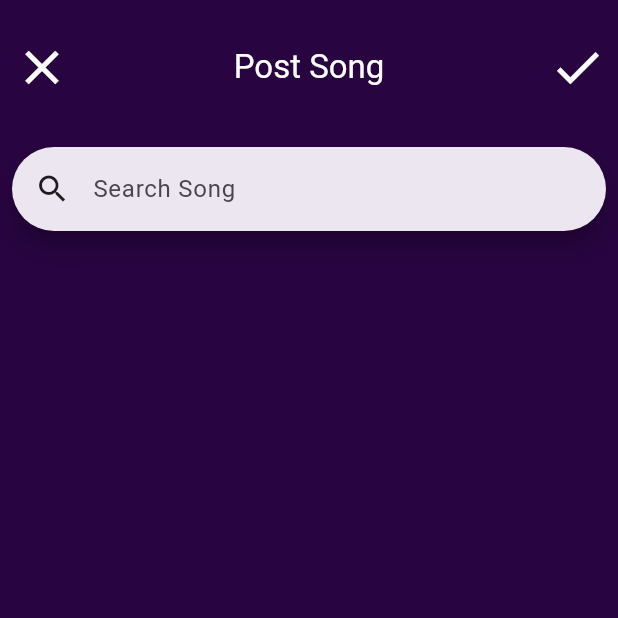
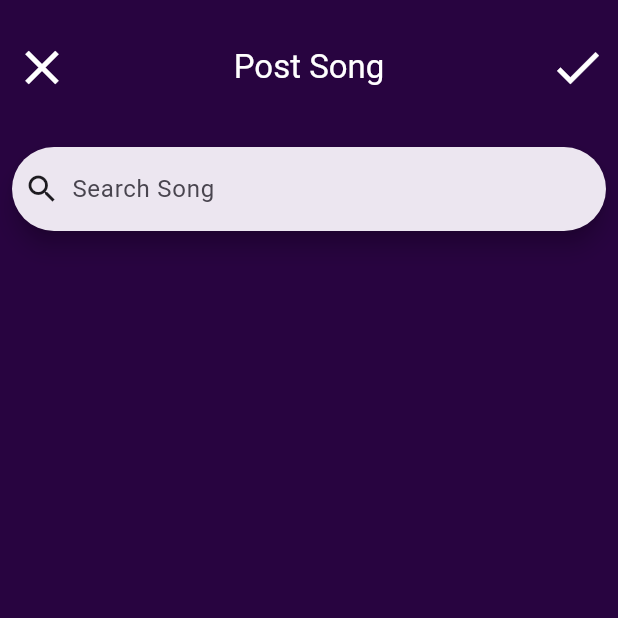
Before and after one commit to manulis/Harmonica, a Flutter app: the Post screen opened directly, on a phone screen of 412 x 824 dp, the top half of it. Run offline on Flutter 3.47's test engine with Material 3 defaults, Android fonts, the phone set to English and light mode, and no system bars; our stand-ins replace email_validator, flutter_spinkit, shared_preferences, supabase_flutter; missing offline and left inert: dart:ffi, flutter_swipe; accounts and stored records are empty; network calls fail.

Commit message:
cambios en Search Screen

```diff
--- a/lib/NavigatorBar.dart
+++ b/lib/NavigatorBar.dart
@@ -1,7 +1,7 @@
 import 'package:flutter/material.dart';
 import 'package:harmonica/screens/Home.dart';
 import 'package:harmonica/screens/Post.dart';
-
+import 'package:harmonica/screens/Search.dart';
 
 class NavigatorBar extends StatefulWidget {
   const NavigatorBar({super.key});
@@ -59,7 +59,7 @@ class _NavigatorBarState extends State<NavigatorBar> {
         /// Home page
         Home(),
         /// Search page
-        Center(child:Text('Search Page' , style: TextStyle(color: Colors.white),)),
+        Search(),
         /// Add page
         Post(),
         /// Message page
--- a/lib/screens/Home.dart
+++ b/lib/screens/Home.dart
@@ -11,7 +11,6 @@ class Home extends StatefulWidget {
 
 class _Home extends State<Home> {
   GlobalKey<ScaffoldState> _scaffoldKey = GlobalKey();
-
 
   @override
   Widget build(BuildContext context) {
@@ -68,7 +67,6 @@ class _Home extends State<Home> {
                   final Post = snapshot.data![index];
                   return Card(
                     elevation: 5,
-
                     shape: RoundedRectangleBorder(
                       borderRadius: BorderRadius.circular(15.0),
                     ),
--- a/lib/screens/Post.dart
+++ b/lib/screens/Post.dart
@@ -1,4 +1,6 @@
 import 'package:flutter/material.dart';
+import 'package:harmonica/functions/navigator.dart';
+import 'package:harmonica/widgets/Generic_widgets.dart';
 
 class Post extends StatefulWidget{
   @override
@@ -15,7 +17,8 @@ class _Post extends State<Post>{
           centerTitle: true,
           leading: GestureDetector(
             onTap: (){
-
+              Navigator.of(context).pop();
+              nav('NavigatorBar', context);
             },
             child: Icon(Icons.close, color: Colors.white, size: 38,),
           ),
@@ -37,10 +40,8 @@ class _Post extends State<Post>{
         child: Column(children: [
           SearchAnchor(
             builder: (BuildContext context, SearchController controller) {
-            return SearchBar(
+            return CustomSearchBar(
                 controller: controller,
-              padding: const MaterialStatePropertyAll<EdgeInsets>(
-                  EdgeInsets.symmetric(horizontal: 15.0)),
                 onTap: () {
                   controller.openView();
                 },
@@ -48,8 +49,9 @@ class _Post extends State<Post>{
                   controller.openView();
                 },
                 hintText: 'Search Song',
-              leading: const Icon(Icons.search),
+                leading: Icon(Icons.search),
              );
+
           }, suggestionsBuilder:
           (BuildContext context, SearchController controller) {
             return List<ListTile>.generate(5, (int index) {
--- a/lib/widgets/Generic_widgets.dart
+++ b/lib/widgets/Generic_widgets.dart
@@ -292,3 +292,43 @@ Widget drawerProfile(UserObject.User user, context){
     ),
   );
 }
+
+
+
+//SearchAnchor
+
+
+class CustomSearchBar extends StatefulWidget {
+  final SearchController controller;
+  final EdgeInsetsGeometry padding;
+  final VoidCallback onTap;
+  final ValueChanged<String> onChanged;
+  final String hintText;
+  final Widget leading;
+
+  CustomSearchBar({
+
+    required this.controller,
+    this.padding = const EdgeInsets.symmetric(horizontal: 15.0),
+    required this.onTap,
+    required this.onChanged,
+    required this.hintText,
+    required this.leading,
+  });
+
+  @override
+  _CustomSearchBarState createState() => _CustomSearchBarState();
+}
+
+class _CustomSearchBarState extends State<CustomSearchBar> {
+  @override
+  Widget build(BuildContext context) {
+    return SearchBar(
+      controller: widget.controller,
+      onTap: widget.onTap,
+      onChanged: widget.onChanged,
+      hintText: widget.hintText,
+      leading: widget.leading,
+    );
+  }
+}
```
Also changed, not shown: lib/functions/databasePetitions.dart (+12 -4 lines), lib/screens/Search.dart (+94 -0 lines), lib/screens/profile.dart (+24 -9 lines), 1 other file. Lines whose indentation alone changed are shown as unchanged.
